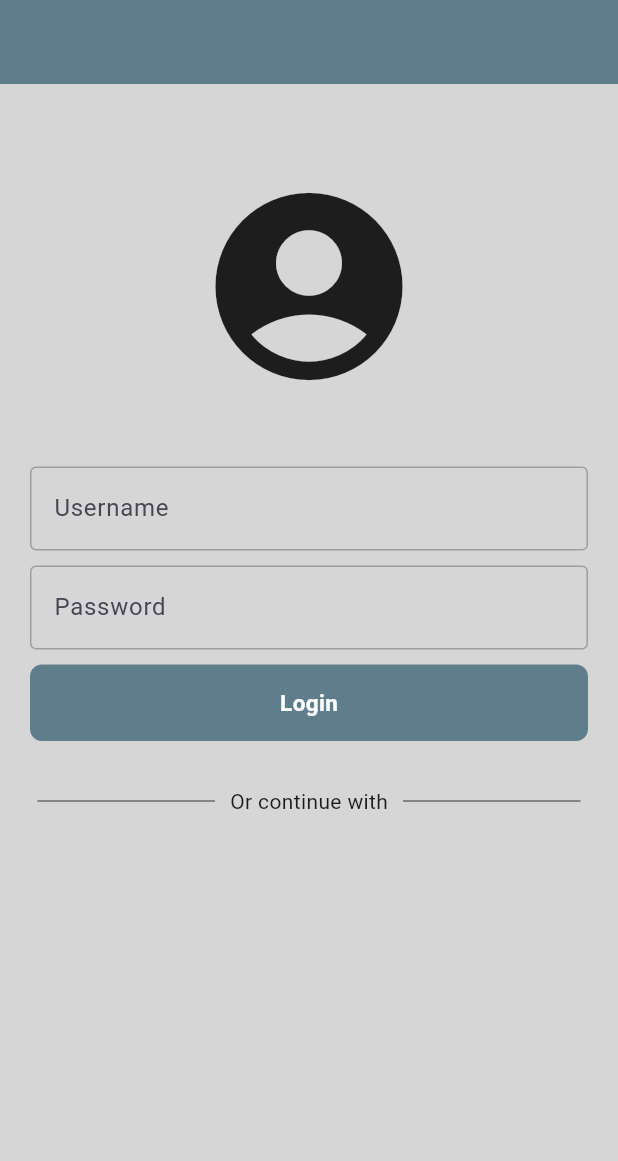
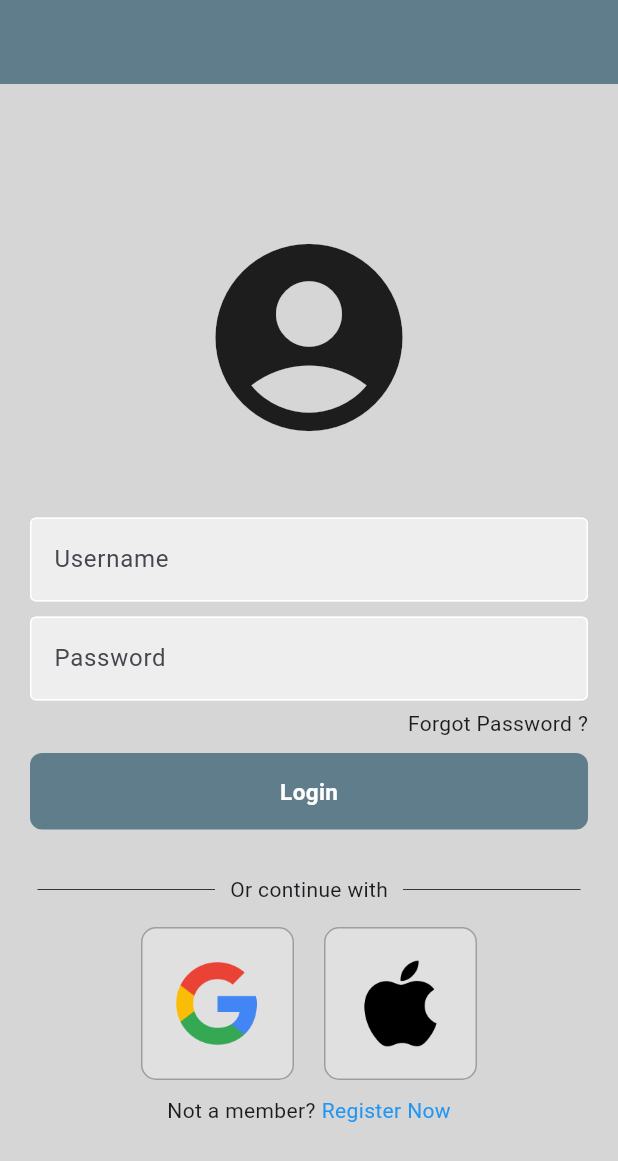
Before and after one commit to anjalievolvier/FlutterApp, a Flutter app: the screen it shows after launch, on a phone screen of 412 x 824 dp. Shown: the top 1161 px of the screen. Run offline on Flutter 3.47's test engine with Material 3 defaults, Android fonts, the phone set to English and light mode, and no system bars.

Commit message:
Login UI completed

```diff
--- /dev/null
+++ b/lib/components/square_tile.dart
@@ -0,0 +1,25 @@
+import 'package:flutter/material.dart';
+
+class SquareTile extends StatelessWidget {
+  final String imagePath;
+
+  const SquareTile({Key? key, required this.imagePath}) : super(key: key);
+
+  @override
+  Widget build(BuildContext context) {
+    return Container(
+      padding: const EdgeInsets.all(20),
+      decoration: BoxDecoration(
+        border: Border.all(
+          color: Colors.grey,
+        ),
+        borderRadius: BorderRadius.circular(10),
+        color: Colors.grey.shade300,
+      ),
+      child: Image.asset(
+        imagePath,
+        height: 60,
+      ),
+    );
+  }
+}
--- a/lib/components/textfield.dart
+++ b/lib/components/textfield.dart
@@ -22,10 +22,13 @@ class MyTextfield extends StatelessWidget {
         decoration: InputDecoration(
           hintText: hintText,
           enabledBorder: const OutlineInputBorder(
-              borderSide: BorderSide(color: Colors.grey)),
+            borderSide: BorderSide(color: Colors.white),
+          ),
           focusedBorder: const OutlineInputBorder(
             borderSide: BorderSide(color: Colors.grey),
           ),
+          fillColor: Colors.grey.shade200,
+          filled: true,
         ),
       ),
     );
--- a/lib/screens/home_screen.dart
+++ b/lib/screens/home_screen.dart
@@ -1,4 +1,5 @@
 import 'package:first_app/components/button.dart';
+import 'package:first_app/components/square_tile.dart';
 import 'package:first_app/components/textfield.dart';
 import 'package:flutter/material.dart';
 
@@ -19,9 +20,10 @@ class HomeScreen extends StatelessWidget {
         ),
         body: Center(
           child: Column(
+            mainAxisAlignment: MainAxisAlignment.center,
             children: [
               const SizedBox(
-                height: 60,
+                height: 20,
               ),
               const Icon(
                 Icons.account_circle_rounded,
@@ -38,7 +40,16 @@ class HomeScreen extends StatelessWidget {
                 obscureText: true,
                 hintText: 'Password',
               ),
-              const SizedBox(height: 5),
+              const Padding(
+                padding: EdgeInsets.only(right: 20),
+                child: Row(
+                  mainAxisAlignment: MainAxisAlignment.end,
+                  children: [
+                    Text('Forgot Password ?'),
+                  ],
+                ),
+              ),
+              const SizedBox(height: 10),
               MyButton(
                 onTap: signInUser,
               ),
@@ -66,6 +77,35 @@ class HomeScreen extends StatelessWidget {
                     ),
                   ],
                 ),
+              ),
+              const SizedBox(
+                height: 15,
+              ),
+              const Row(
+                mainAxisAlignment: MainAxisAlignment.center,
+                children: [
+                  SquareTile(imagePath: 'lib/Images/google.png'),
+                  SizedBox(
+                    width: 20,
+                  ),
+                  SquareTile(imagePath: 'lib/Images/apple.png'),
+                ],
+              ),
+              const SizedBox(
+                height: 10,
+              ),
+              const Row(
+                mainAxisAlignment: MainAxisAlignment.center,
+                children: [
+                  Text('Not a member?'),
+                  SizedBox(
+                    width: 4,
+                  ),
+                  Text(
+                    'Register Now',
+                    style: TextStyle(color: Colors.blue),
+                  ),
+                ],
               )
             ],
           ),
--- a/pubspec.yaml
+++ b/pubspec.yaml
@@ -60,8 +60,8 @@ flutter:
   uses-material-design: true
 
   # To add assets to your application, add an assets section, like this:
-  # assets:
-  #   - images/a_dot_burr.jpeg
+  assets:
+    - lib/Images/
   #   - images/a_dot_ham.jpeg
 
   # An image asset can refer to one or more resolution-specific "variants", see
```
Also changed, not shown: lib/Images/apple.png (added), lib/Images/facebook.png (added), lib/Images/google.png (added).
